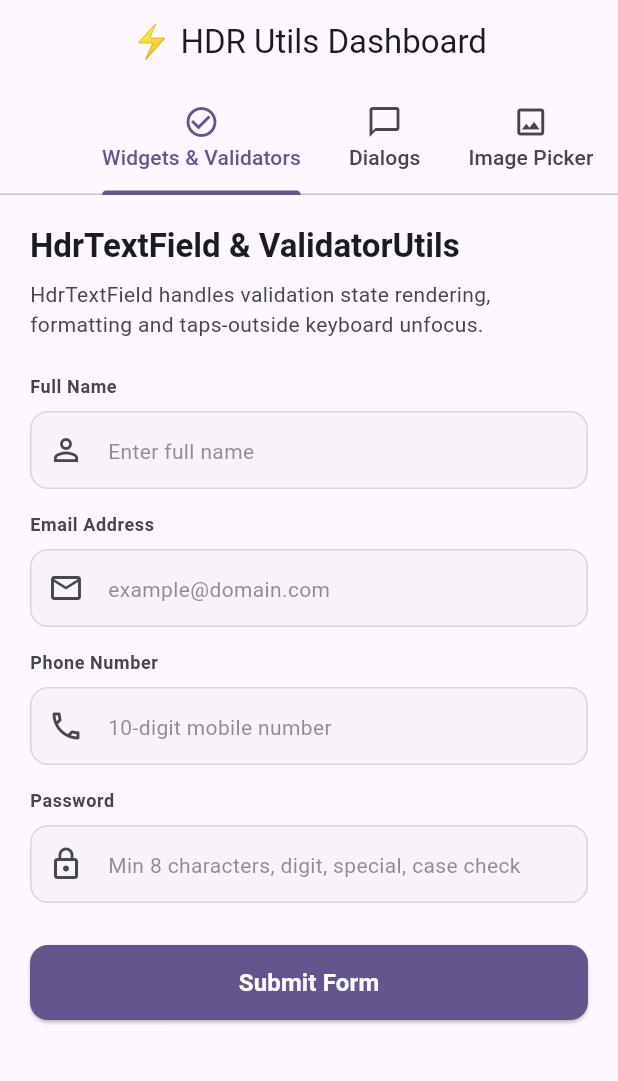
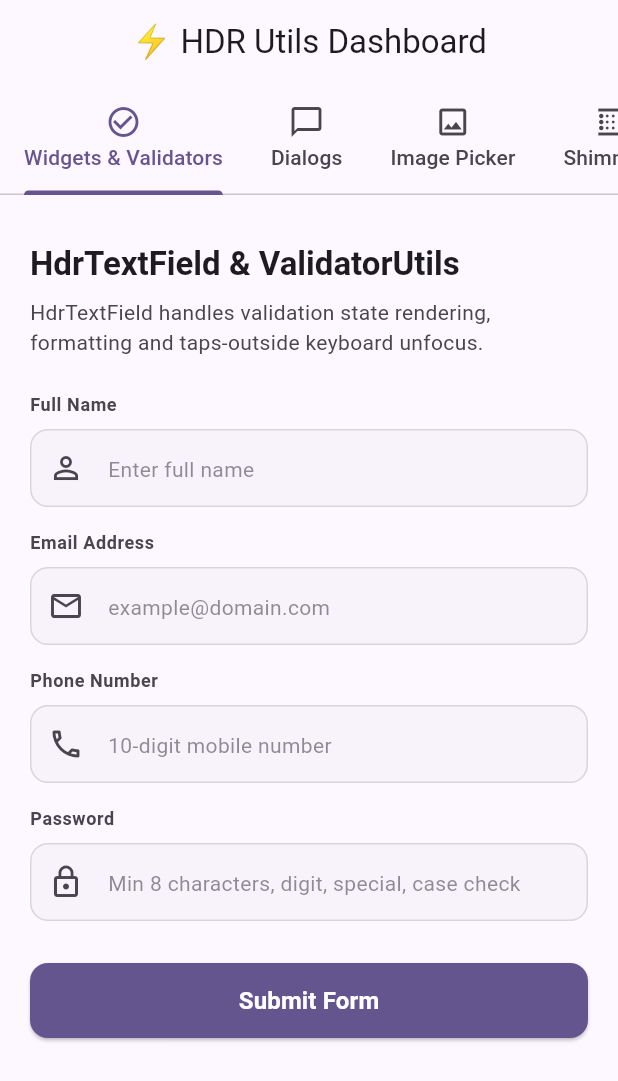
Before and after one commit to Harshit2027/hdr_utils, a Flutter app: the screen it shows after launch, on a phone screen of 412 x 824 dp. Shown: the top 1081 px of the screen. Run offline on Flutter 3.47's test engine with Material 3 defaults, Android fonts, the phone set to English and light mode, and no system bars; our stand-ins replace cached_network_image, image_picker, shimmer.

Commit message:
Add errorMaxLines to HdrTextField and refine example UI layout

```diff
--- a/example/lib/main.dart
+++ b/example/lib/main.dart
@@ -90,6 +90,7 @@ class _ShowcaseDashboardState extends State<ShowcaseDashboard>
         bottom: TabBar(
           controller: _tabController,
           isScrollable: true,
+          tabAlignment: TabAlignment.start,
           tabs: const [
             Tab(
               icon: Icon(Icons.check_circle_outline),
@@ -124,6 +125,7 @@ class _ShowcaseDashboardState extends State<ShowcaseDashboard>
         child: Column(
           crossAxisAlignment: CrossAxisAlignment.start,
           children: [
+            const SizedBox(height: 12),
             Text(
               "HdrTextField & ValidatorUtils",
               style: context.textTheme.titleLarge?.copyWith(
@@ -407,9 +409,9 @@ class _ShowcaseDashboardState extends State<ShowcaseDashboard>
         Padding(
           padding: const EdgeInsets.all(16.0),
           child: Row(
-            mainAxisAlignment: MainAxisAlignment.spaceBetween,
             children: [
-              Column(
+              Expanded(
+                child: Column(
                   crossAxisAlignment: CrossAxisAlignment.start,
                   children: [
                     Text(
@@ -426,6 +428,8 @@ class _ShowcaseDashboardState extends State<ShowcaseDashboard>
                     ),
                   ],
                 ),
+              ),
+              const SizedBox(width: 12),
               Switch.adaptive(
                 value: !_isShimmerLoading,
                 onChanged: (val) {
@@ -558,8 +562,10 @@ class _ShowcaseDashboardState extends State<ShowcaseDashboard>
           const SizedBox(height: 8),
           const Text("Click to output colored logs to debug terminal:"),
           const SizedBox(height: 12),
-          Row(
-            mainAxisAlignment: MainAxisAlignment.spaceEvenly,
+          Wrap(
+            spacing: 12,
+            runSpacing: 12,
+            alignment: WrapAlignment.spaceEvenly,
             children: [
               ElevatedButton(
                 onPressed: () => LoggerUtils.info("Info level log message"),
--- a/lib/src/common_ui_elements/hdr_text_field.dart
+++ b/lib/src/common_ui_elements/hdr_text_field.dart
@@ -43,6 +43,7 @@ class HdrTextField extends StatelessWidget {
   final void Function(PointerDownEvent)? onTapOutside;
   final FocusNode? focusNode;
   final void Function()? onEditingComplete;
+  final int? errorMaxLines;
 
   const HdrTextField({
     super.key,
@@ -86,6 +87,7 @@ class HdrTextField extends StatelessWidget {
     this.onTapOutside,
     this.focusNode,
     this.onEditingComplete,
+    this.errorMaxLines = 5,
   });
 
   @override
@@ -179,6 +181,7 @@ class HdrTextField extends StatelessWidget {
                 border: defaultEnabledBorder,
                 errorBorder: defaultErrorBorder,
                 disabledBorder: defaultDisabledBorder,
+                errorMaxLines: errorMaxLines,
                 counterText: counterText,
                 suffix: suffix,
                 hintText: hintText,
```
Also changed, not shown: 1 other file. Lines whose indentation alone changed are shown as unchanged.
